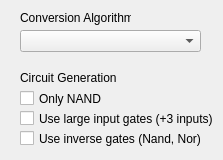
Above: Application/Logic_Gate_Simulator/Dialogs/dlg_conversionconfig.ui from ElliotHarding/Logic-Gate-Simulator before the change. Below: the same form after it.
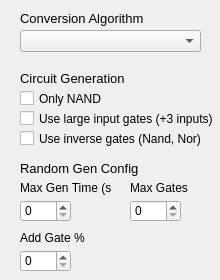
That is the form after the change.

Patch:
```diff
--- a/Application/Logic_Gate_Simulator/Dialogs/dlg_conversionconfig.ui
+++ b/Application/Logic_Gate_Simulator/Dialogs/dlg_conversionconfig.ui
@@ -6,8 +6,8 @@
    <rect>
     <x>0</x>
     <y>0</y>
-    <width>223</width>
-    <height>160</height>
+    <width>220</width>
+    <height>280</height>
    </rect>
   </property>
   <property name="contextMenuPolicy">
@@ -76,10 +76,15 @@
     <rect>
      <x>20</x>
      <y>10</y>
-     <width>111</width>
+     <width>141</width>
      <height>16</height>
     </rect>
    </property>
+   <property name="font">
+    <font>
+     <pointsize>10</pointsize>
+    </font>
+   </property>
    <property name="text">
     <string>Conversion Algorithm</string>
    </property>
@@ -93,10 +98,102 @@
      <height>16</height>
     </rect>
    </property>
+   <property name="font">
+    <font>
+     <pointsize>10</pointsize>
+    </font>
+   </property>
    <property name="text">
     <string>Circuit Generation</string>
    </property>
   </widget>
+  <widget class="QSpinBox" name="spinBox_maxGenTime">
+   <property name="geometry">
+    <rect>
+     <x>20</x>
+     <y>200</y>
+     <width>51</width>
+     <height>22</height>
+    </rect>
+   </property>
+  </widget>
+  <widget class="QSpinBox" name="spinBox_addGateChance">
+   <property name="geometry">
+    <rect>
+     <x>20</x>
+     <y>250</y>
+     <width>51</width>
+     <height>22</height>
+    </rect>
+   </property>
+  </widget>
+  <widget class="QSpinBox" name="spinBox_maxGates">
+   <property name="geometry">
+    <rect>
+     <x>130</x>
+     <y>200</y>
+     <width>51</width>
+     <height>22</height>
+    </rect>
+   </property>
+  </widget>
+  <widget class="QLabel" name="lbl_maxGenTime">
+   <property name="geometry">
+    <rect>
+     <x>20</x>
+     <y>180</y>
+     <width>91</width>
+     <height>16</height>
+    </rect>
+   </property>
+   <property name="text">
+    <string>Max Gen Time (s)</string>
+   </property>
+  </widget>
+  <widget class="QLabel" name="lbl_addGateChance">
+   <property name="geometry">
+    <rect>
+     <x>20</x>
+     <y>230</y>
+     <width>71</width>
+     <height>16</height>
+    </rect>
+   </property>
+   <property name="text">
+    <string>Add Gate %</string>
+   </property>
+  </widget>
+  <widget class="QLabel" name="lbl_maxGates">
+   <property name="geometry">
+    <rect>
+     <x>130</x>
+     <y>180</y>
+     <width>61</width>
+     <height>16</height>
+    </rect>
+   </property>
+   <property name="text">
+    <string>Max Gates</string>
+   </property>
+  </widget>
+  <widget class="QLabel" name="lbl_randomConfig">
+   <property name="geometry">
+    <rect>
+     <x>20</x>
+     <y>160</y>
+     <width>161</width>
+     <height>16</height>
+    </rect>
+   </property>
+   <property name="font">
+    <font>
+     <pointsize>10</pointsize>
+    </font>
+   </property>
+   <property name="text">
+    <string>Random Gen Config</string>
+   </property>
+  </widget>
  </widget>
  <resources/>
  <connections/>
```
